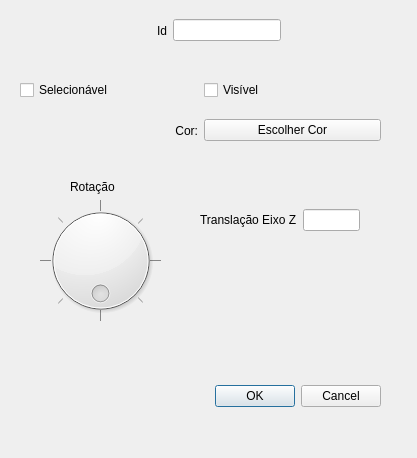
The window that ifg/qt/ui/forma.ui (matferib/tabuleiro-virtual) describes before a commit, drawn with Qt 5.
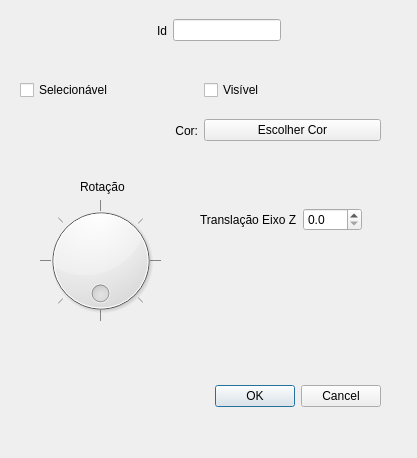
The same window after the commit.

Commit message: translacao e rotacao de entidades

The edit to the form file:
```diff
--- a/ifg/qt/ui/forma.ui
+++ b/ifg/qt/ui/forma.ui
@@ -126,7 +126,7 @@
   <widget class="QLabel" name="label_2">
    <property name="geometry">
     <rect>
-     <x>70</x>
+     <x>80</x>
      <y>180</y>
      <width>52</width>
      <height>14</height>
@@ -184,7 +184,7 @@
     <rect>
      <x>200</x>
      <y>180</y>
-     <width>160</width>
+     <width>162</width>
      <height>80</height>
     </rect>
    </property>
@@ -197,9 +197,15 @@
      </widget>
     </item>
     <item>
-     <widget class="QLineEdit" name="linha_translacao">
-      <property name="readOnly">
-       <bool>true</bool>
+     <widget class="QDoubleSpinBox" name="spin_translacao">
+      <property name="decimals">
+       <number>1</number>
+      </property>
+      <property name="maximum">
+       <double>10.000000000000000</double>
+      </property>
+      <property name="singleStep">
+       <double>0.100000000000000</double>
       </property>
      </widget>
     </item>
```
Left out of the diff: 4 changed lines with no effect on the pictures. The commit also changes 2 other files.
